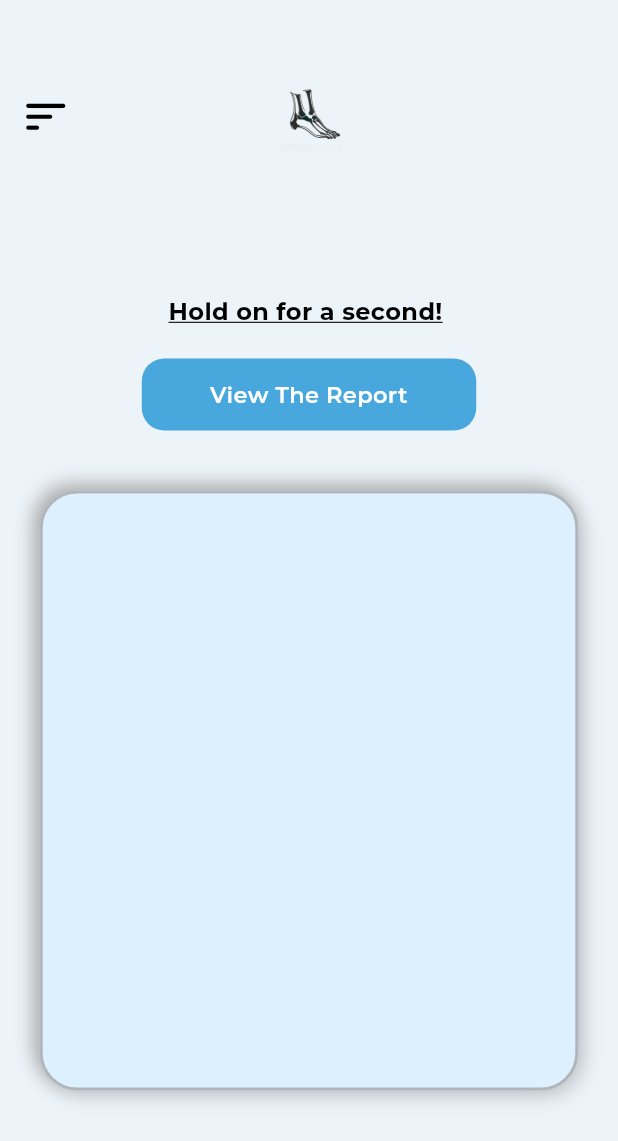
After one commit to Shahd-Mohy/bones_app, a Flutter app: the ReportGeneratingView screen opened by its route, on a phone screen of 412 x 824 dp. The commit adds this screen. Shown: the top 1141 px of the screen. Run offline on Flutter 3.47's test engine with Material 3 defaults, Android fonts, the phone set to English and light mode, and no system bars; our stand-ins replace go_router, google_fonts.

Commit message:
reportGenerating Screen

```diff
--- a/lib/core/utils/app_router.dart
+++ b/lib/core/utils/app_router.dart
@@ -5,6 +5,7 @@ import 'package:bones_app/features/get_started/presentation/view/get_started_vie
 import 'package:bones_app/features/login/presentation/view/login_view.dart';
 import 'package:bones_app/features/patient_home/presentation/view/patient_home_view.dart';
 import 'package:bones_app/features/payment/presentation/view/payment_view.dart';
+import 'package:bones_app/features/report_generating/presentation/view/report_generating_view.dart';
 import 'package:bones_app/features/splash/presentation/view/splash_view.dart';
 import 'package:go_router/go_router.dart';
 
@@ -16,6 +17,7 @@ abstract class AppRouter {
   static const kPaymentView = "/payment";
   static const kPatientHomeView = '/patientHome';
   static const kSpecialistHomeView = '/specialistHome';
+  static const kReportGeneratingView = '/reportGenerating';
 
   static final router = GoRouter(routes: [
     GoRoute(
@@ -45,6 +47,9 @@ abstract class AppRouter {
         builder: (context, state) => const PatientHomeView()),
     GoRoute(
         path: kSpecialistHomeView,
-        builder: (context, state) => const SpecialistHomeView())
+        builder: (context, state) => const SpecialistHomeView()),
+    GoRoute(
+        path: kReportGeneratingView,
+        builder: (context, state) => const ReportGeneratingView())
   ]);
 }
--- a/lib/core/widgets/custom_mid_button.dart
+++ b/lib/core/widgets/custom_mid_button.dart
@@ -12,7 +12,9 @@ class CustomMidButton extends StatelessWidget {
 
   @override
   Widget build(BuildContext context) {
-    return Container(
+    return GestureDetector(
+      onTap: onPressed,
+      child: Container(
         width: width,
         height: 48,
         decoration: BoxDecoration(
@@ -25,6 +27,7 @@ class CustomMidButton extends StatelessWidget {
           title,
           style: Styles.textStyle15,
         )),
+      ),
     );
   }
 }
--- a/lib/features/get_started/presentation/view/get_started_view.dart
+++ b/lib/features/get_started/presentation/view/get_started_view.dart
@@ -6,6 +6,6 @@ class GetStartedView extends StatelessWidget {
 
   @override
   Widget build(BuildContext context) {
-    return const GetStartedViewBody();
+    return const Scaffold(body: GetStartedViewBody());
   }
 }
--- a/lib/features/get_started/presentation/view/widgets/get_started_view_body.dart
+++ b/lib/features/get_started/presentation/view/widgets/get_started_view_body.dart
@@ -8,11 +8,9 @@ class GetStartedViewBody extends StatelessWidget {
 
   @override
   Widget build(BuildContext context) {
-    return Scaffold(
-      body: Stack(
+    return Stack(
       fit: StackFit.expand,
       children: [
-          // Background Image
         Positioned.fill(
           child: Image.asset(
             "assets/images/skeleton 1.png",
@@ -39,8 +37,7 @@ class GetStartedViewBody extends StatelessWidget {
                   CustomMiniButton(
                     title: "Specialist",
                     onPressed: () {
-                        GoRouter.of(context)
-                            .push(AppRouter.kSpecialistHomeView);
+                      GoRouter.of(context).push(AppRouter.kSpecialistHomeView);
                     },
                   ),
                 ],
@@ -50,7 +47,6 @@ class GetStartedViewBody extends StatelessWidget {
           ),
         ),
       ],
-      ),
     );
   }
 }
--- a/lib/features/patient_home/presentation/view/widgets/patient_home_view_body.dart
+++ b/lib/features/patient_home/presentation/view/widgets/patient_home_view_body.dart
@@ -19,7 +19,7 @@ class PatientHomeViewBody extends StatelessWidget {
             opacity: 0.8),
       ),
       width: double.infinity,
-      child:const Padding(
+      child: Padding(
         padding: const EdgeInsets.symmetric(horizontal: 30.0),
         child: Center(
           child: Column(
@@ -70,7 +70,8 @@ class PatientHomeViewBody extends StatelessWidget {
               CustomMidButton(
                 title: "Next",
                 width: 348,
-
+                onPressed: () =>
+                    GoRouter.of(context).push(AppRouter.kReportGeneratingView),
               )
             ],
           ),
--- /dev/null
+++ b/lib/features/report_generating/presentation/view/report_generating_view.dart
@@ -0,0 +1,19 @@
+import 'package:bones_app/core/widgets/custom_app_bar.dart';
+import 'package:bones_app/features/report_generating/presentation/view/widgets/report_generating_view_body.dart';
+import 'package:flutter/material.dart';
+
+class ReportGeneratingView extends StatelessWidget {
+  const ReportGeneratingView({super.key});
+
+  @override
+  Widget build(BuildContext context) {
+    return const Scaffold(
+        body: Column(
+      children: [
+        CustomAppBar(),
+        SizedBox(height: 40),
+        ReportGeneratingViewBody()
+      ],
+    ));
+  }
+}
--- /dev/null
+++ b/lib/features/report_generating/presentation/view/widgets/report_generating_box.dart
@@ -0,0 +1,34 @@
+import 'package:bones_app/constants.dart';
+import 'package:flutter/material.dart';
+
+class ReportGeneratingContainer extends StatelessWidget {
+  const ReportGeneratingContainer({super.key});
+
+  @override
+  Widget build(BuildContext context) {
+    return Container(
+      width: 359,
+      height: 400,
+      decoration: BoxDecoration(
+        color: kUploadImageBoxColor,
+        borderRadius: BorderRadius.circular(25),
+        boxShadow: [
+          BoxShadow(
+            color: Colors.black.withOpacity(0.15),
+            offset: Offset(4, 4),
+            blurRadius: 10,
+          ),
+          BoxShadow(
+            color: Colors.grey.withOpacity(0.8),
+            offset: Offset(-4, -4),
+            blurRadius: 10,
+          ),
+        ],
+        border: Border.all(
+          color: Colors.grey.withOpacity(0.7),
+          width: 2,
+        ),
+      ),
+    );
+  }
+}
--- /dev/null
+++ b/lib/features/report_generating/presentation/view/widgets/report_generating_view_body.dart
@@ -0,0 +1,38 @@
+import 'package:bones_app/core/utils/styles.dart';
+import 'package:bones_app/core/widgets/custom_mid_button.dart';
+import 'package:bones_app/features/report_generating/presentation/view/widgets/report_generating_box.dart';
+import 'package:flutter/material.dart';
+
+class ReportGeneratingViewBody extends StatelessWidget {
+  const ReportGeneratingViewBody({super.key});
+
+  @override
+  Widget build(BuildContext context) {
+    return Padding(
+      padding: const EdgeInsets.symmetric(horizontal: 20),
+      child: Center(
+        child: Column(
+          children: [
+            const SizedBox(
+              height: 40,
+            ),
+            Text(
+              "Hold on for a second! ",
+              style: Styles.textStyle16.copyWith(
+                  fontWeight: FontWeight.bold,
+                  decoration: TextDecoration.underline),
+            ),
+            const SizedBox(
+              height: 20,
+            ),
+            const CustomMidButton(title: "View The Report"),
+            const SizedBox(
+              height: 40,
+            ),
+            const ReportGeneratingContainer()
+          ],
+        ),
+      ),
+    );
+  }
+}
```
Lines whose indentation alone changed are shown as unchanged.
